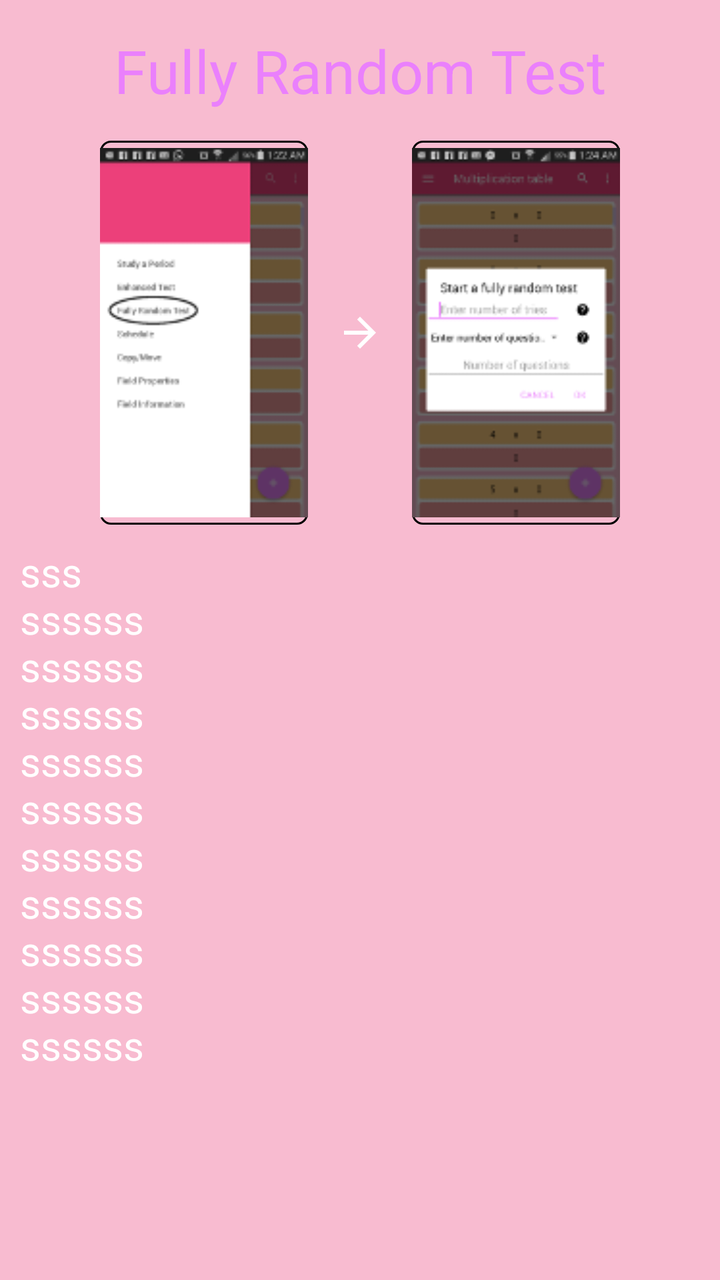
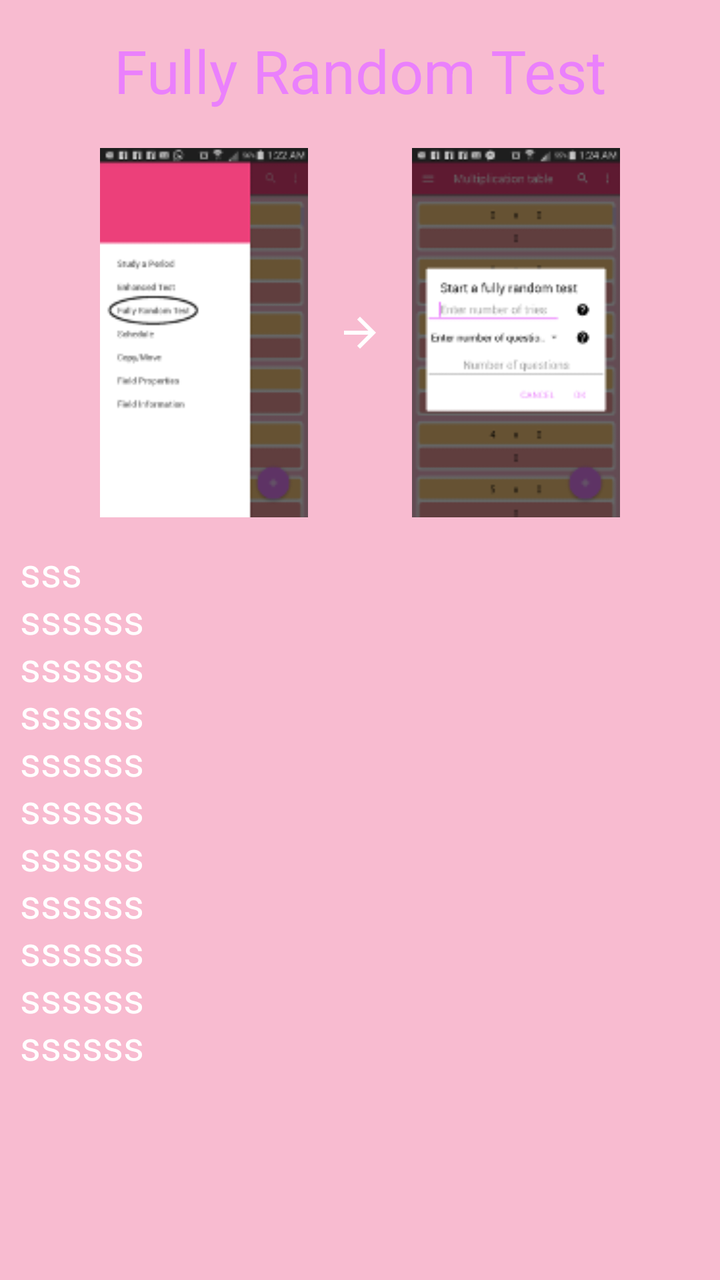

Screens rendered from an Android XML layout before and after an edit, with the pre-edit source and the edit as a unified diff.
<!-- AndroidManifest.xml: application theme MyMaterialTheme -->
<!-- res/layout/intro_fully_random_test.xml -->
<?xml version="1.0" encoding="utf-8"?>
<LinearLayout xmlns:android="http://schemas.android.com/apk/res/android"
    android:layout_width="match_parent" android:layout_height="match_parent"
    android:orientation="vertical">

    <TextView
        android:layout_width="wrap_content"
        android:layout_height="wrap_content"
        android:text="@string/fully_random_test"
        android:textSize="30sp"
        android:padding="5dp"
        android:layout_margin="10dp"
        android:id="@+id/textView"
        android:textColor="@color/colorAccent"
        android:layout_gravity="center"/>

    <LinearLayout
        android:layout_width="match_parent"
        android:layout_height="wrap_content">

        <ImageView
            android:layout_width="0dp"
            android:layout_height="wrap_content"
            android:layout_weight="1"
            android:src="@drawable/intro_fully_random_test"
            android:id="@+id/imageView2"
            android:layout_marginStart="50dp"
            android:background="@drawable/text_bordered"
            />

       <ImageView
           android:layout_width="0dp"
           android:layout_height="wrap_content"
           android:layout_weight="0.5"
           android:layout_gravity="center"
           android:src="@drawable/intro_arrow"/>

        <ImageView
            android:layout_width="0dp"
            android:layout_height="wrap_content"
            android:layout_weight="1"
            android:src="@drawable/intro_fully_random_test_dialog"
            android:layout_marginEnd="50dp"
            android:background="@drawable/text_bordered"
            />
    </LinearLayout>
    <EditText
        android:layout_width="match_parent"
        android:layout_height="280dp"
        android:textSize="20sp"
        android:textColor="@color/white_color"
        android:focusable="false"
        android:cursorVisible="false"
        android:background="@null"
        android:layout_margin="5dp"
        android:padding="5dp"
        android:text="sss\nssssss\nssssss\nssssss\nssssss\nssssss\nssssss\nssssss\nssssss\nssssss\nssssss\nssssss\nssssss\nssssss\nsss"/>

</LinearLayout>
<!-- resources referenced by this layout -->
<resources>
  <color name="colorAccent">#EA80FC</color>
  <color name="white_color">#FFFFFF</color>
  <!-- drawable intro_arrow: png bitmap (drawable-ar-hdpi, 148 bytes) -->
  <!-- drawable intro_fully_random_test: png bitmap (drawable, 7311 bytes) -->
  <!-- drawable intro_fully_random_test_dialog: png bitmap (drawable, 8728 bytes) -->
  <!-- drawable text_bordered (drawable) -->
  <shape xmlns:android="http://schemas.android.com/apk/res/android"
      android:thickness="5dp"
      android:shape="rectangle">
      <stroke android:width="1dp"
          android:color="@android:color/black"/>
      <corners android:radius="5dp" />
      <gradient
          android:startColor="@android:color/transparent"
          android:endColor="@android:color/transparent"
          android:type="linear"
          android:angle="270"/>
  </shape>
  <string name="fully_random_test">Fully Random Test</string>
  <style name="MyMaterialTheme" parent="MyMaterialTheme.Base">
  
      </style>
  <style name="MyMaterialTheme.Base" parent="Theme.AppCompat.Light.DarkActionBar">
          <item name="windowNoTitle">true</item>
          <item name="windowActionBar">false</item>
          <item name="colorPrimary">@color/colorPrimary</item>
          <item name="colorPrimaryDark">@color/colorPrimaryDark</item>
          <item name="colorAccent">@color/colorAccent</item>
          <item name="android:windowBackground">@color/windowBackground</item>
      </style>
  <color name="colorPrimary">#EC407A</color>
  <color name="colorPrimaryDark">#AD1457</color>
  <color name="windowBackground">#F8BBD0</color>
</resources>

<!-- the commit's change to res/layout/intro_fully_random_test.xml (unified diff, before → after) -->
@@ -22,10 +22,10 @@
             android:layout_width="0dp"
             android:layout_height="wrap_content"
             android:layout_weight="1"
-            android:src="@drawable/intro_fully_random_test"
-            android:id="@+id/imageView2"
+            android:src="@drawable/intro_fully_random_test_scaled15"
+            android:id="@+id/fully_random_test"
             android:layout_marginStart="50dp"
-            android:background="@drawable/text_bordered"
+            android:onClick="introImageClicked"
             />
 
        <ImageView
@@ -36,12 +36,13 @@
            android:src="@drawable/intro_arrow"/>
 
         <ImageView
+            android:id="@+id/fully_random_test_dialog"
             android:layout_width="0dp"
             android:layout_height="wrap_content"
             android:layout_weight="1"
-            android:src="@drawable/intro_fully_random_test_dialog"
+            android:src="@drawable/intro_fully_random_test_dialog_scaled15"
             android:layout_marginEnd="50dp"
-            android:background="@drawable/text_bordered"
+            android:onClick="introImageClicked"
             />
     </LinearLayout>
     <EditText
<!-- resource entries referenced after the edit -->
@@ -3,21 +3,8 @@
   <color name="colorAccent">#EA80FC</color>
   <color name="white_color">#FFFFFF</color>
   <!-- drawable intro_arrow: png bitmap (drawable-ar-hdpi, 148 bytes) -->
-  <!-- drawable intro_fully_random_test: png bitmap (drawable, 7311 bytes) -->
-  <!-- drawable intro_fully_random_test_dialog: png bitmap (drawable, 8728 bytes) -->
-  <!-- drawable text_bordered (drawable) -->
-  <shape xmlns:android="http://schemas.android.com/apk/res/android"
-      android:thickness="5dp"
-      android:shape="rectangle">
-      <stroke android:width="1dp"
-          android:color="@android:color/black"/>
-      <corners android:radius="5dp" />
-      <gradient
-          android:startColor="@android:color/transparent"
-          android:endColor="@android:color/transparent"
-          android:type="linear"
-          android:angle="270"/>
-  </shape>
+  <!-- drawable intro_fully_random_test_dialog_scaled15: png bitmap (drawable, 8728 bytes) -->
+  <!-- drawable intro_fully_random_test_scaled15: png bitmap (drawable, 7311 bytes) -->
   <string name="fully_random_test">Fully Random Test</string>
   <style name="MyMaterialTheme" parent="MyMaterialTheme.Base">
   
